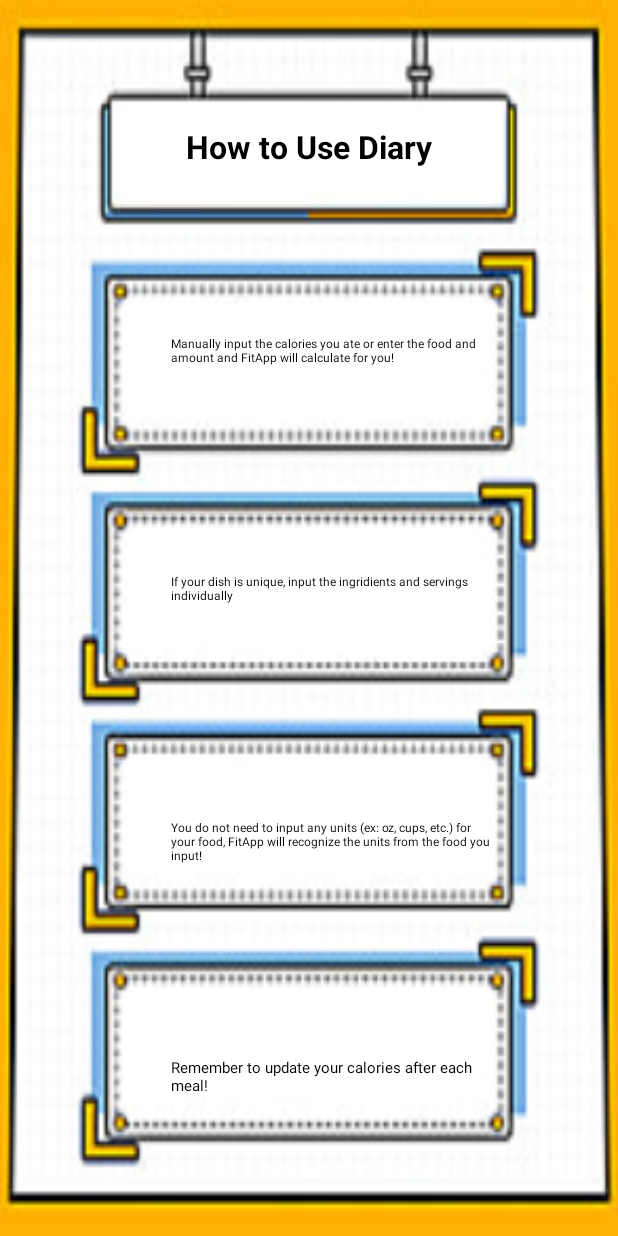
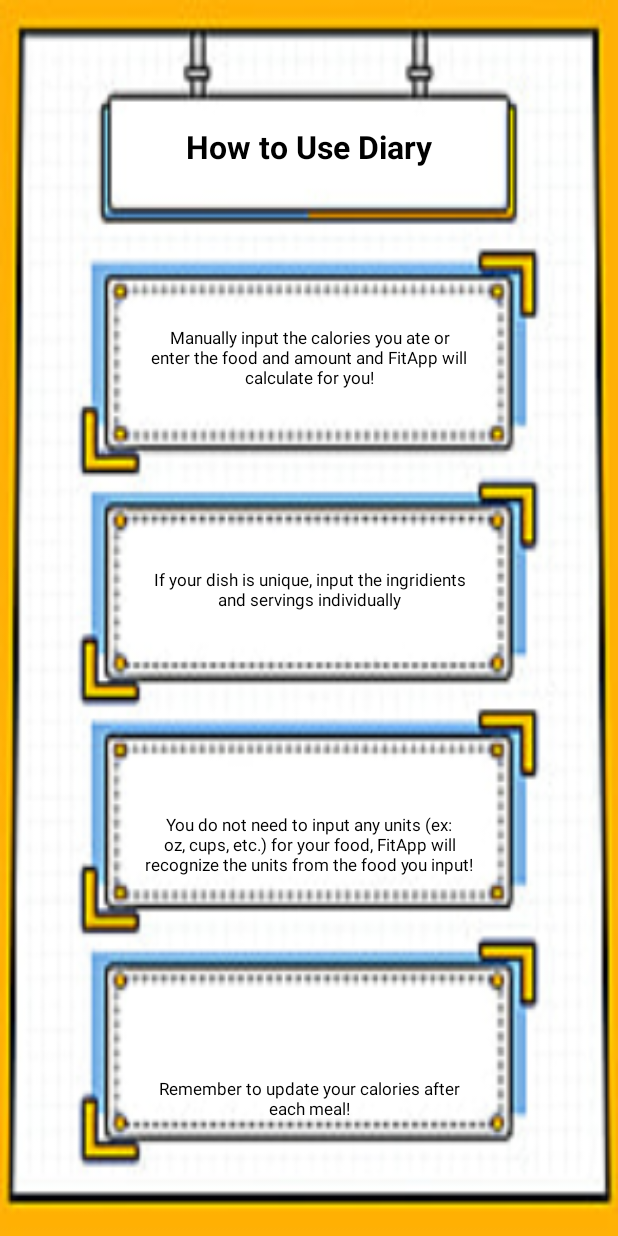
Before and after one commit to tilwe28/FitnessApp, an Android app: the layout layoutdiarypop.xml on its own in the app's theme, with its tools: preview values and no code run, on a phone screen of 412 x 824 dp. Run offline under Robolectric (Android 15) with nearby library versions, the phone set to English and light mode, and no system bars; Roboto replaces fonts that are not available here.

Commit message:
diary instructions easy to read

```diff
--- a/app/src/main/java/com/example/fitnessapp/Exercise.java
+++ b/app/src/main/java/com/example/fitnessapp/Exercise.java
@@ -27,8 +27,9 @@ public class Exercise extends AppCompatActivity {
         iv_homeIcon.setOnClickListener(new View.OnClickListener() {
             @Override
             public void onClick(View v) {
-                Intent intentHomeActivity = new Intent(Exercise.this, Home.class);
-                startActivity(intentHomeActivity);
+                //Intent intentHomeActivity = new Intent(Exercise.this, Home.class);
+                //startActivity(intentHomeActivity);
+                finish();
             }
         });
         iv_mealsIcon.setOnClickListener(new View.OnClickListener() {
--- a/app/src/main/res/layout/layoutdiarypop.xml
+++ b/app/src/main/res/layout/layoutdiarypop.xml
@@ -26,66 +26,65 @@
 
     <TextView
         android:id="@+id/textView2"
-        android:layout_width="215dp"
+        android:layout_width="225dp"
         android:layout_height="70dp"
         android:fontFamily="@font/aclonica"
-        android:gravity="left"
+        android:gravity="center"
         android:text="Manually input the calories you ate or enter the food and amount and FitApp will calculate for you!"
         android:textColor="#000000"
-        android:textColorHint="#070707"
-        android:textSize="8sp"
+        android:textSize="11sp"
         app:layout_constraintBottom_toBottomOf="parent"
         app:layout_constraintEnd_toEndOf="parent"
-        app:layout_constraintHorizontal_bias="0.578"
         app:layout_constraintStart_toStartOf="parent"
         app:layout_constraintTop_toTopOf="parent"
-        app:layout_constraintVertical_bias="0.296" />
+        app:layout_constraintHorizontal_bias="0.5"
+        app:layout_constraintVertical_bias="0.27" />
 
     <TextView
         android:id="@+id/textView3"
-        android:layout_width="215dp"
-        android:layout_height="80dp"
+        android:layout_width="225dp"
+        android:layout_height="70dp"
         android:fontFamily="@font/aclonica"
+        android:gravity="center"
         android:text="If your dish is unique, input the ingridients and servings individually"
         android:textColor="#000000"
-        android:textColorHint="#070707"
-        android:textSize="8sp"
+        android:textSize="11sp"
         app:layout_constraintBottom_toBottomOf="parent"
         app:layout_constraintEnd_toEndOf="@+id/textView2"
-        app:layout_constraintHorizontal_bias="0.0"
         app:layout_constraintStart_toStartOf="@+id/textView2"
         app:layout_constraintTop_toTopOf="parent"
-        app:layout_constraintVertical_bias="0.513" />
+        app:layout_constraintHorizontal_bias="0.0"
+        app:layout_constraintVertical_bias="0.475" />
 
     <TextView
         android:id="@+id/textView4"
-        android:layout_width="215dp"
+        android:layout_width="225dp"
         android:layout_height="70dp"
         android:fontFamily="@font/aclonica"
+        android:gravity="center"
         android:text="You do not need to input any units (ex: oz, cups, etc.) for your food, FitApp will recognize the units from the food you input!"
         android:textColor="#000000"
-        android:textColorHint="#070707"
-        android:textSize="8sp"
+        android:textSize="11sp"
         app:layout_constraintBottom_toBottomOf="parent"
         app:layout_constraintEnd_toEndOf="@+id/textView2"
-        app:layout_constraintHorizontal_bias="0.0"
         app:layout_constraintStart_toStartOf="@+id/textView2"
         app:layout_constraintTop_toTopOf="parent"
-        app:layout_constraintVertical_bias="0.724" />
+        app:layout_constraintHorizontal_bias="0.0"
+        app:layout_constraintVertical_bias="0.7" />
 
     <TextView
         android:id="@+id/textView5"
-        android:layout_width="215dp"
-        android:layout_height="65dp"
+        android:layout_width="225dp"
+        android:layout_height="70dp"
         android:fontFamily="@font/aclonica"
+        android:gravity="center"
         android:text="Remember to update your calories after each meal!"
         android:textColor="#000000"
-        android:textColorHint="#070707"
-        android:textSize="10sp"
+        android:textSize="11sp"
         app:layout_constraintBottom_toBottomOf="parent"
         app:layout_constraintEnd_toEndOf="@+id/textView2"
-        app:layout_constraintHorizontal_bias="0.0"
         app:layout_constraintStart_toStartOf="@+id/textView2"
         app:layout_constraintTop_toTopOf="parent"
-        app:layout_constraintVertical_bias="0.929" />
+        app:layout_constraintHorizontal_bias="0.0"
+        app:layout_constraintVertical_bias="0.925" />
 </androidx.constraintlayout.widget.ConstraintLayout>
```
